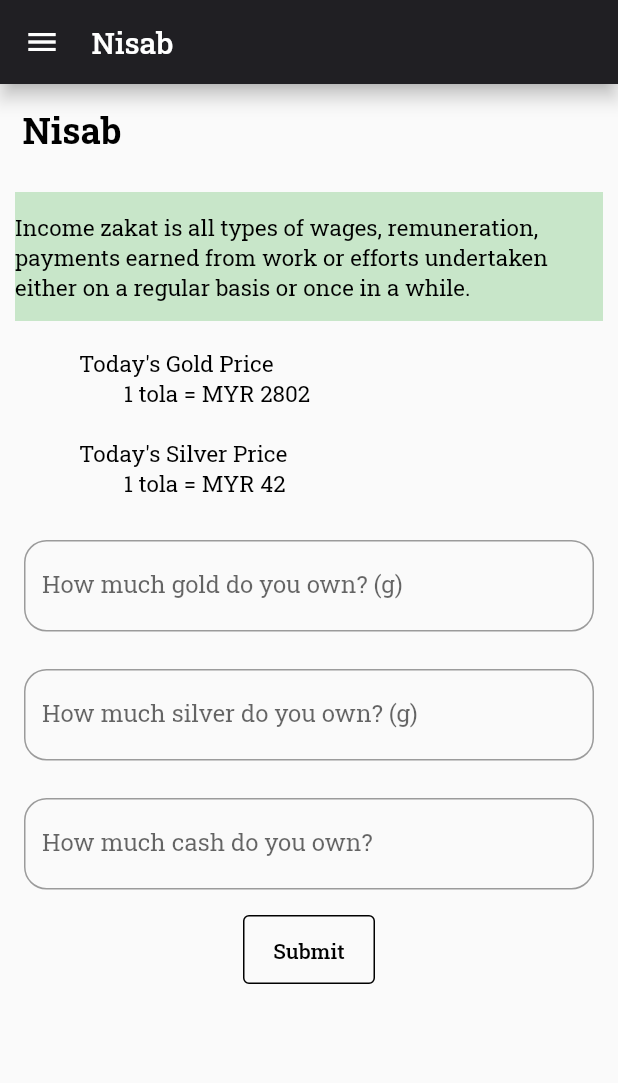
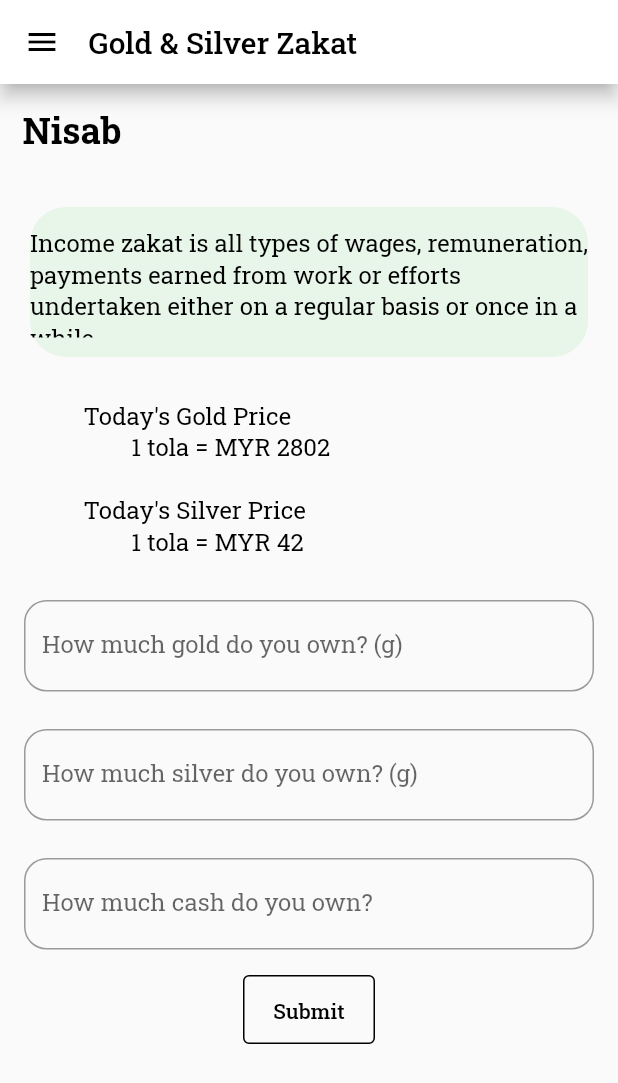
Before and after one commit to kmil31/reCapApp, a Flutter app: the Nisab screen opened directly, on a phone screen of 412 x 824 dp. Shown: the top 1083 px of the screen. Run offline on Flutter 3.47's test engine with Material 2 defaults, Android fonts, the phone set to English and light mode, and no system bars; our stand-ins replace firebase_auth, firebase_core, flutter_spinkit, font_awesome_flutter, google_fonts, google_sign_in; accounts and stored records are empty; network calls fail.

Commit message:
Update nisab.dart

```diff
--- a/lib/screens/zakat/nisab.dart
+++ b/lib/screens/zakat/nisab.dart
@@ -12,10 +12,16 @@ class NisabState extends State<Nisab> {
   Widget build(BuildContext context) {
     return Scaffold(
         appBar: AppBar(
-          titleSpacing: 5.0,
+          iconTheme: IconThemeData(color: Colors.black),
+          title: Text(
+            "Gold & Silver Zakat",
+            style: TextStyle(
+              color: Colors.black,
+            ),
+          ),
+          titleSpacing: 3.0,
           elevation: 5.0,
-          backgroundColor: Color(0xff201F23),
-          title: Text('Nisab'),
+          backgroundColor: Colors.white,
         ),
         drawer: DrawerMenu(),
         body: Center(
@@ -31,15 +37,18 @@ class NisabState extends State<Nisab> {
                     color: Colors.black)),
           ),
           Container(
-            color: Colors.green[100],
-            margin: EdgeInsets.all(10),
+            margin: EdgeInsets.all(20),
             alignment: Alignment.center,
             width: double.infinity,
-            //height: 100,
+            height: 100,
+            decoration: BoxDecoration(
+              color: Colors.green[50],
+              borderRadius: BorderRadius.circular(24.0),
+            ),
             padding: EdgeInsets.symmetric(vertical: 13),
             child: Text(
                 'Income zakat is all types of wages, remuneration, payments earned from work or efforts undertaken either on a regular basis or once in a while.',
-                style: TextStyle(fontSize: 15, color: Colors.black)),
+                style: TextStyle(fontSize: 16, color: Colors.black)),
           ),
           Container(
             margin: EdgeInsets.all(8),
@@ -50,7 +59,7 @@ class NisabState extends State<Nisab> {
 
             Today's Silver Price
                     1 tola = MYR 42
-                ''', style: TextStyle(fontSize: 15, color: Colors.black)),
+                ''', style: TextStyle(fontSize: 16, color: Colors.black)),
           ),
           Container(child: NisabForm()),
         ])));
```
